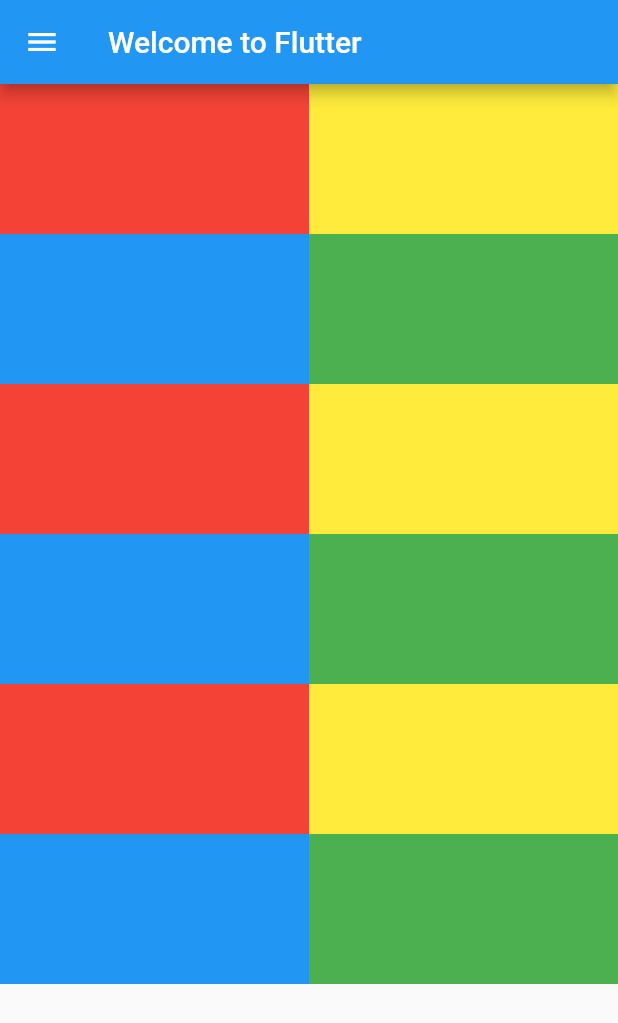
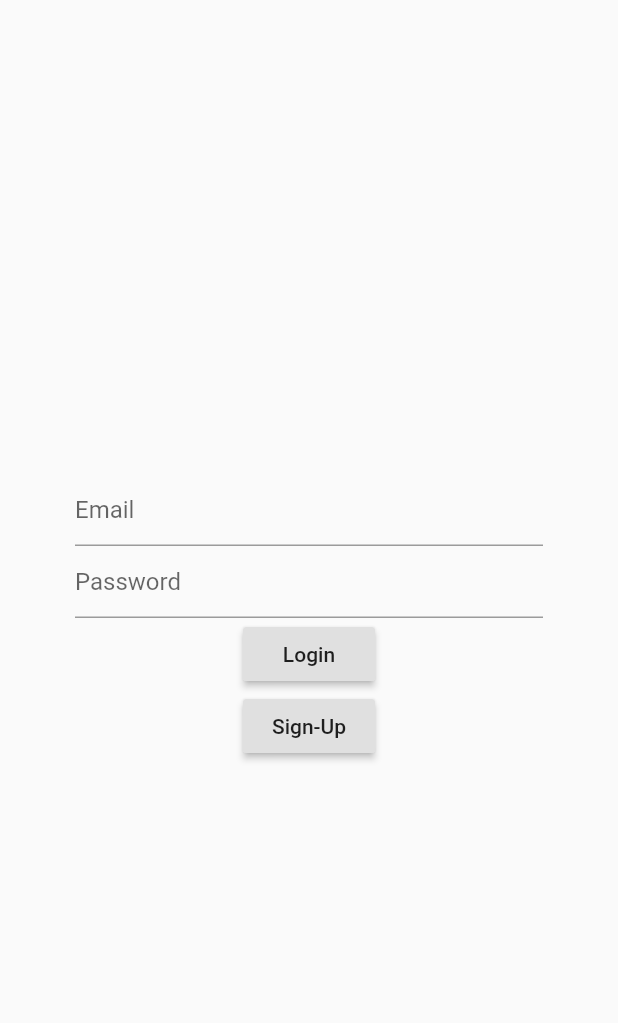
Before and after one commit to marcgc21/cp110-ddapm, a Flutter app: the screen it shows after launch, on a phone screen of 412 x 824 dp. Shown: the top 1023 px of the screen. Run offline on Flutter 3.47's test engine with Material 2 defaults, Android fonts, the phone set to English and light mode, and no system bars; our stand-ins replace firebase_auth, firebase_core; accounts and stored records are empty.

Commit message:
Added firebase_auth login

```diff
--- /dev/null
+++ b/flutter/flutter_app_cp110/lib/LoginScreen.dart
@@ -0,0 +1,79 @@
+import 'package:flutter/material.dart';
+import 'package:firebase_auth/firebase_auth.dart';
+
+class LoginScreen extends StatefulWidget {
+  @override
+  _LoginScreenState createState() => _LoginScreenState();
+}
+
+class _LoginScreenState extends State<LoginScreen> {
+  String _email, _password;
+
+  final FirebaseAuth auth = FirebaseAuth.instance;
+
+  @override
+  Widget build(BuildContext context) {
+    return MaterialApp(
+      home: Scaffold(
+        body: Padding(
+          padding: const EdgeInsets.all(50.0),
+          child: Center(
+            child: Column(
+              mainAxisSize: MainAxisSize.max,
+              mainAxisAlignment: MainAxisAlignment.center,
+              children: [
+                TextField(
+                  decoration: InputDecoration(hintText: "Email"),
+                  onChanged: (value) {
+                    setState(() {
+                      _email = value.trim(); //remove whitespace
+                    });
+                  },
+                ),
+                TextField(
+                  decoration: InputDecoration(hintText: "Password"),
+                  onChanged: (value) {
+                    setState(() {
+                      _password = value.trim(); //remove whitespace
+                    });
+                  },
+                ),
+                // ignore: deprecated_member_use
+                RaisedButton(
+                    child: Text("Login"),
+                    onPressed: () async {
+                      try {
+                        var authUser = await auth.signInWithEmailAndPassword(
+                            email: _email, password: _password);
+                        if(authUser!=null){
+                          print(authUser);
+
+                          print("Login Success");
+                        }
+                        else{
+                          print("Login Error");
+                        }
+
+                      } on FirebaseAuthException catch (e) {
+                        print(e);
+                      }
+                    }),
+                // ignore: deprecated_member_use
+                RaisedButton(
+                    child: Text("Sign-Up"),
+                    onPressed: () {
+                      try {
+                        auth.createUserWithEmailAndPassword(
+                            email: _email, password: _password);
+                      } catch (e) {
+                        print("Error on signup " + e);
+                      }
+                    })
+              ],
+            ),
+          ),
+        ),
+      ),
+    );
+  }
+}
--- a/flutter/flutter_app_cp110/lib/MyAwesomeApp.dart
+++ b/flutter/flutter_app_cp110/lib/MyAwesomeApp.dart
@@ -1,3 +1,4 @@
+
 import 'package:flutter/material.dart';
 import 'package:flutter_app_cp110/MyColumn.dart';
 import 'package:flutter_app_cp110/MyDrawer.dart';
--- a/flutter/flutter_app_cp110/lib/main.dart
+++ b/flutter/flutter_app_cp110/lib/main.dart
@@ -1,4 +1,5 @@
 import 'package:flutter/material.dart';
+import 'package:flutter_app_cp110/LoginScreen.dart';
 import 'package:flutter_app_cp110/MyAwesomeApp.dart';
 import 'package:firebase_core/firebase_core.dart';
 
@@ -12,6 +13,6 @@ void main() async {
 class MyApp extends StatelessWidget {
   @override
   Widget build(BuildContext context) {
-    return MyAwesomeApp();
+    return LoginScreen();
   }
 }
--- a/flutter/flutter_app_cp110/pubspec.yaml
+++ b/flutter/flutter_app_cp110/pubspec.yaml
@@ -21,6 +21,7 @@ environment:
   sdk: ">=2.7.0 <3.0.0"
 
 dependencies:
+  firebase_auth: ^1.1.0
   firebase_core: ^1.0.3
   flutter:
     sdk: flutter
```
Also changed, not shown: flutter/flutter_app_cp110/pubspec.lock, 112 other files.
